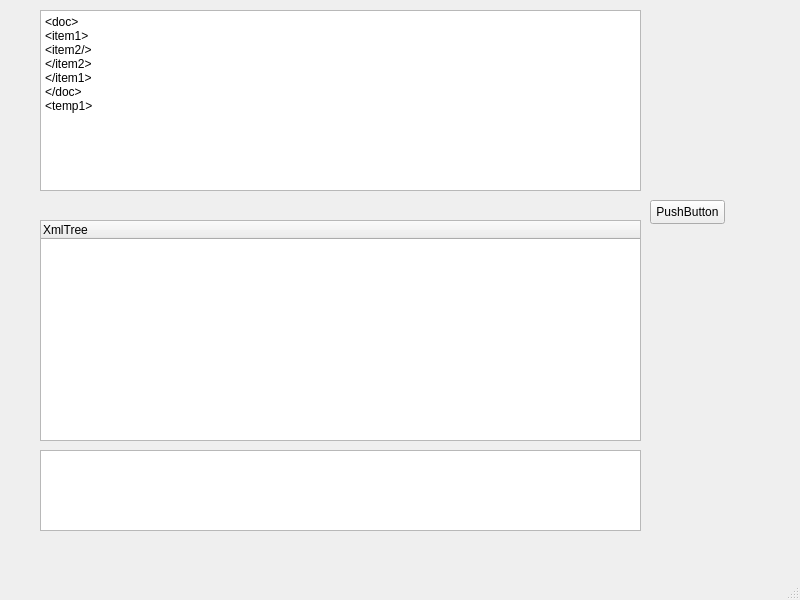
First picture: the form in mainwindow.ui, repository obrodiga/XmrReder, before the edit.
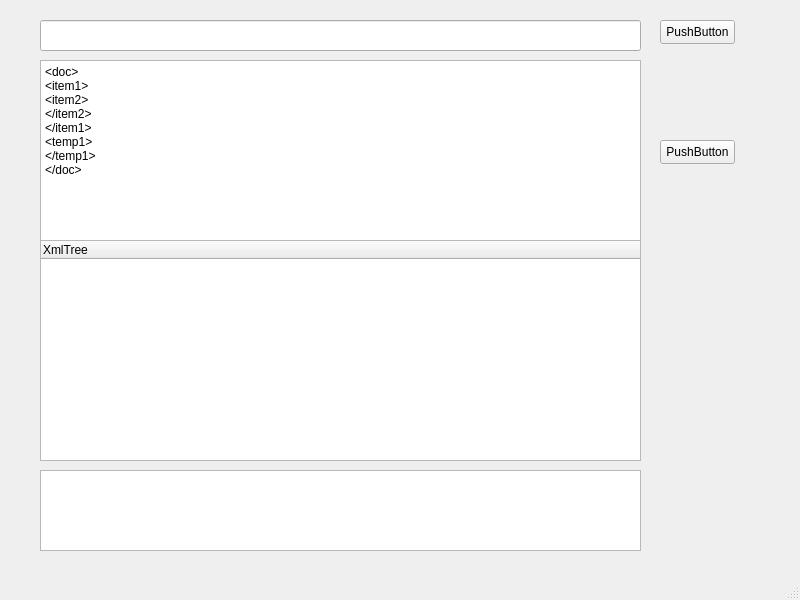
Second picture: the form after the edit.

```diff
--- a/mainwindow.ui
+++ b/mainwindow.ui
@@ -17,8 +17,8 @@
    <widget class="QPushButton" name="pushButton">
     <property name="geometry">
      <rect>
-      <x>650</x>
-      <y>200</y>
+      <x>660</x>
+      <y>140</y>
       <width>75</width>
       <height>24</height>
      </rect>
@@ -31,7 +31,7 @@
     <property name="geometry">
      <rect>
       <x>40</x>
-      <y>220</y>
+      <y>240</y>
       <width>601</width>
       <height>221</height>
      </rect>
@@ -46,7 +46,7 @@
     <property name="geometry">
      <rect>
       <x>40</x>
-      <y>10</y>
+      <y>60</y>
       <width>601</width>
       <height>181</height>
      </rect>
@@ -58,23 +58,47 @@
 &lt;/style&gt;&lt;/head&gt;&lt;body style=&quot; font-family:'Segoe UI'; font-size:9pt; font-weight:400; font-style:normal;&quot;&gt;
 &lt;p style=&quot; margin-top:0px; margin-bottom:0px; margin-left:0px; margin-right:0px; -qt-block-indent:0; text-indent:0px;&quot;&gt;&amp;lt;doc&amp;gt;&lt;/p&gt;
 &lt;p style=&quot; margin-top:0px; margin-bottom:0px; margin-left:0px; margin-right:0px; -qt-block-indent:0; text-indent:0px;&quot;&gt;&amp;lt;item1&amp;gt;&lt;/p&gt;
-&lt;p style=&quot; margin-top:0px; margin-bottom:0px; margin-left:0px; margin-right:0px; -qt-block-indent:0; text-indent:0px;&quot;&gt;&amp;lt;item2/&amp;gt;&lt;/p&gt;
+&lt;p style=&quot; margin-top:0px; margin-bottom:0px; margin-left:0px; margin-right:0px; -qt-block-indent:0; text-indent:0px;&quot;&gt;&amp;lt;item2&amp;gt;&lt;/p&gt;
 &lt;p style=&quot; margin-top:0px; margin-bottom:0px; margin-left:0px; margin-right:0px; -qt-block-indent:0; text-indent:0px;&quot;&gt;&amp;lt;/item2&amp;gt;&lt;/p&gt;
 &lt;p style=&quot; margin-top:0px; margin-bottom:0px; margin-left:0px; margin-right:0px; -qt-block-indent:0; text-indent:0px;&quot;&gt;&amp;lt;/item1&amp;gt;&lt;/p&gt;
-&lt;p style=&quot; margin-top:0px; margin-bottom:0px; margin-left:0px; margin-right:0px; -qt-block-indent:0; text-indent:0px;&quot;&gt;&amp;lt;/doc&amp;gt;&lt;/p&gt;
-&lt;p style=&quot; margin-top:0px; margin-bottom:0px; margin-left:0px; margin-right:0px; -qt-block-indent:0; text-indent:0px;&quot;&gt;&amp;lt;temp1&amp;gt;&lt;/p&gt;&lt;/body&gt;&lt;/html&gt;</string>
+&lt;p style=&quot; margin-top:0px; margin-bottom:0px; margin-left:0px; margin-right:0px; -qt-block-indent:0; text-indent:0px;&quot;&gt;&amp;lt;temp1&amp;gt;&lt;/p&gt;
+&lt;p style=&quot; margin-top:0px; margin-bottom:0px; margin-left:0px; margin-right:0px; -qt-block-indent:0; text-indent:0px;&quot;&gt;&amp;lt;/temp1&amp;gt;&lt;/p&gt;
+&lt;p style=&quot; margin-top:0px; margin-bottom:0px; margin-left:0px; margin-right:0px; -qt-block-indent:0; text-indent:0px;&quot;&gt;&amp;lt;/doc&amp;gt;&lt;/p&gt;&lt;/body&gt;&lt;/html&gt;</string>
     </property>
    </widget>
    <widget class="QTextBrowser" name="textBrowser">
     <property name="geometry">
      <rect>
       <x>40</x>
-      <y>450</y>
+      <y>470</y>
       <width>601</width>
       <height>81</height>
      </rect>
     </property>
    </widget>
+   <widget class="QPushButton" name="FileOpen">
+    <property name="geometry">
+     <rect>
+      <x>660</x>
+      <y>20</y>
+      <width>75</width>
+      <height>24</height>
+     </rect>
+    </property>
+    <property name="text">
+     <string>PushButton</string>
+    </property>
+   </widget>
+   <widget class="QLineEdit" name="FileFolder">
+    <property name="geometry">
+     <rect>
+      <x>40</x>
+      <y>20</y>
+      <width>601</width>
+      <height>31</height>
+     </rect>
+    </property>
+   </widget>
   </widget>
   <widget class="QMenuBar" name="menubar">
    <property name="geometry">
```
